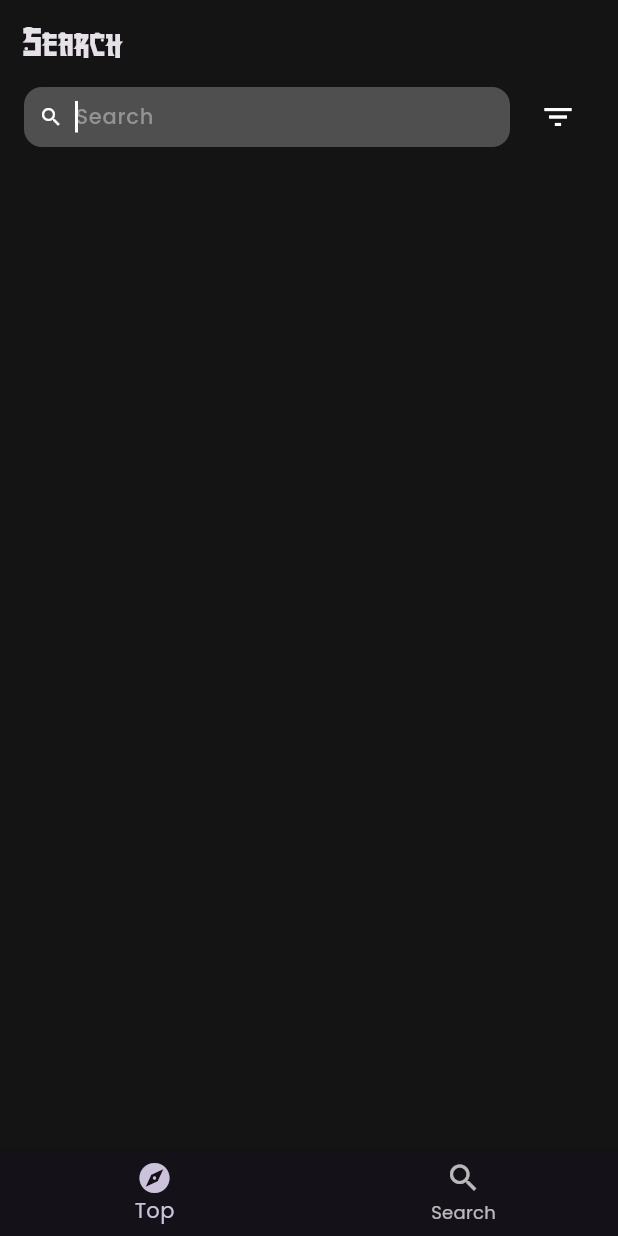
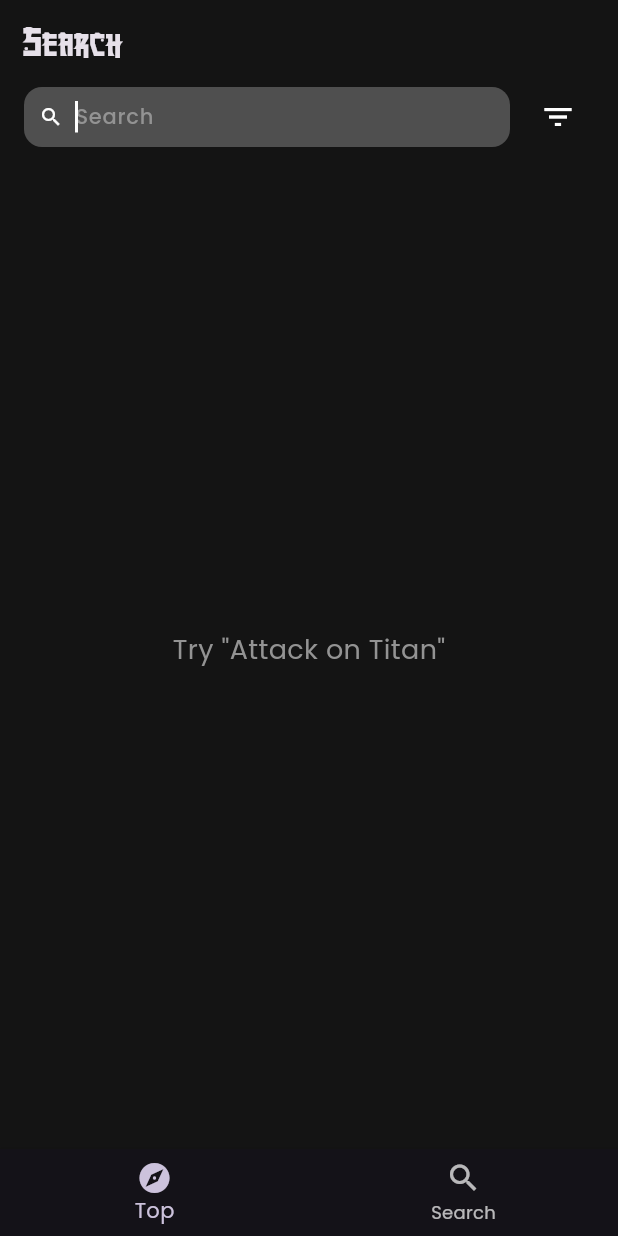
Before and after one commit to Dusk-afk/anime-explore, a Flutter app: the screen it shows after launch, swiped to page 2, on a phone screen of 412 x 824 dp. Run offline on Flutter 3.47's test engine with Material 3 defaults, Android fonts, the phone set to English and light mode, and no system bars; drawn by our look-alikes of flutter_platform_widgets; our stand-ins replace bloc, cached_network_image, dio, equatable, flutter_bloc, share_plus and 1 more; network calls fail.

Commit message:
UI improvement

```diff
--- a/lib/presentation/search/search_page.dart
+++ b/lib/presentation/search/search_page.dart
@@ -29,6 +29,7 @@ class _SearchPageState extends State<SearchPage>
   final _focusNode = FocusNode();
   final _queryController = TextEditingController();
   AnimeSearchArgs _args = AnimeSearchArgs(query: '');
+  late final String _suggestion = _getAnimeSuggestion();
 
   late BuildContext innerContext = context;
 
@@ -86,7 +87,7 @@ class _SearchPageState extends State<SearchPage>
                           child: Row(
                             children: [
                               Expanded(
-                                child: CustomTextField(
+                                child: CustomSearchBar(
                                   focusNode: _focusNode,
                                   controller: _queryController,
                                   onChanged: (q) => _onSearch(context, q),
@@ -121,12 +122,27 @@ class _SearchPageState extends State<SearchPage>
   Widget _body() {
     return BlocBuilder<AnimeSearchBloc, AnimeSearchState>(
       builder: (context, state) {
-        if (state is AnimeSearchInitial) return const SizedBox();
+        if (state is AnimeSearchInitial) return _initialWidget();
         if (state is AnimeSearchLoading) return _loadingWidget();
         if (state is AnimeSearchError) return _errorWidget(state.message);
         if (state is AnimeSearchSuccess) return _successWidget(state.animes);
         return const SizedBox();
       },
+    );
+  }
+
+  Widget _initialWidget() {
+    return Padding(
+      padding: const EdgeInsets.only(top: 100),
+      child: Center(
+        child: Text(
+          'Try "$_suggestion"',
+          style: const TextStyle(
+            color: TColors.darkGrey,
+            fontSize: TSizes.fontSizeLg,
+          ),
+        ),
+      ),
     );
   }
 
@@ -173,6 +189,21 @@ class _SearchPageState extends State<SearchPage>
   }
 
   Widget _successWidget(PagedResponse<Anime> animes) {
+    if (animes.data.isEmpty) {
+      return const Padding(
+        padding: EdgeInsets.only(top: 100),
+        child: Center(
+          child: Text(
+            "No results found",
+            style: TextStyle(
+              color: TColors.white,
+              fontSize: TSizes.fontSizeLg,
+            ),
+          ),
+        ),
+      );
+    }
+
     return Padding(
       padding: const EdgeInsets.symmetric(horizontal: 16, vertical: 0),
       child: ListView.builder(
@@ -193,6 +224,24 @@ class _SearchPageState extends State<SearchPage>
         },
       ),
     );
+  }
+
+  String _getAnimeSuggestion() {
+    List<String> suggestions = [
+      "Attack on Titan",
+      "One Piece",
+      "Naruto",
+      "Death Note",
+      "My Hero Academia",
+      "Demon Slayer",
+      "Tokyo Revengers",
+      "Jujutsu Kaisen",
+      "Dragon Ball",
+      "Black Clover",
+      "Bleach"
+    ];
+
+    return suggestions[DateTime.now().second % suggestions.length];
   }
 
   void _onFilterPressed() async {
--- a/lib/presentation/widgets/custom_search_bar.dart
+++ b/lib/presentation/widgets/custom_search_bar.dart
@@ -1,13 +1,13 @@
 import 'package:anime_explore/utils/constants/colors.dart';
 import 'package:flutter/material.dart';
 
-class CustomTextField extends StatelessWidget {
+class CustomSearchBar extends StatelessWidget {
   final FocusNode? focusNode;
   final TextEditingController? controller;
   final String? hintText;
   final ValueChanged<String>? onChanged;
 
-  const CustomTextField({
+  const CustomSearchBar({
     super.key,
     this.focusNode,
     this.controller,
```
